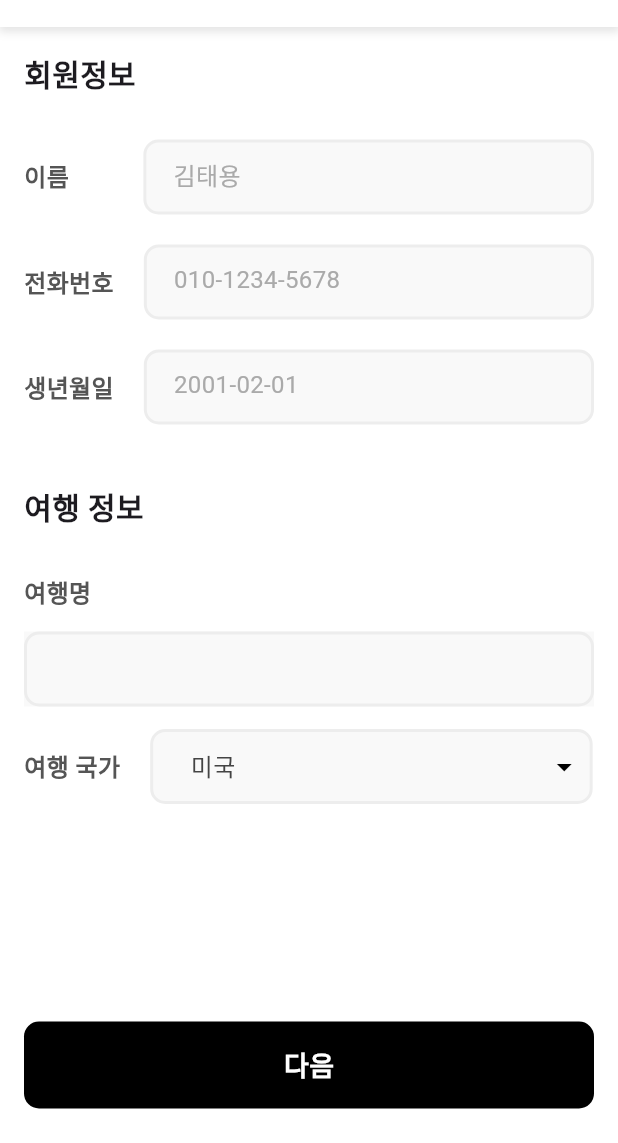
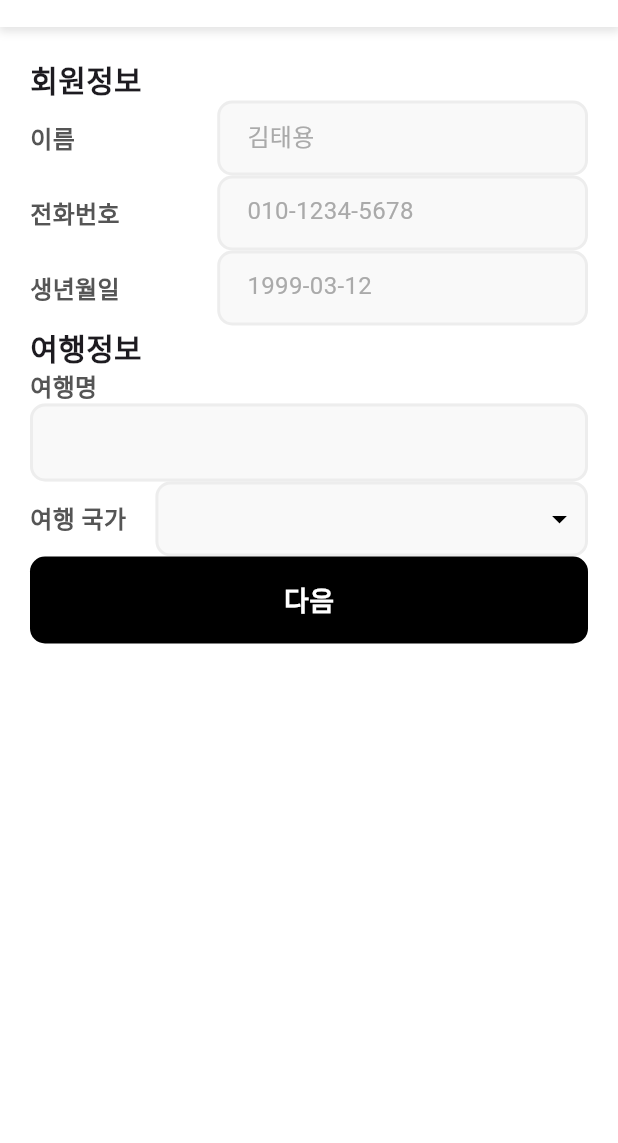
Before and after one commit to mxcoogi/Ravis, a Flutter app: the BookingScreen screen opened directly, on a phone screen of 412 x 824 dp, the part 93-1236 px from its top. Run offline on Flutter 3.47's test engine with Material 3 defaults, Android fonts, the phone set to English and light mode, and no system bars; our stand-ins replace flutter_native_splash, flutter_svg, google_maps_flutter, table_calendar; statements that could not run were skipped; project files that could hold a hidden picture were left out.

Commit message:
대여 페이지 정렬중..

```diff
--- a/lib/screen/screen_booking.dart
+++ b/lib/screen/screen_booking.dart
@@ -41,39 +41,37 @@ class _BookingScreenState extends State<BookingScreen> {
   final PageController _controller = PageController();
 
   Widget buildStep1() {
+    double screenWidth = MediaQuery.of(context).size.width;
+    double screenHeight = MediaQuery.of(context).size.height;
+
     return Scaffold(
         backgroundColor: Colors.white,
-        body: SingleChildScrollView(
-            child: Container(
-          child: Padding(
-            padding: const EdgeInsets.all(16.0),
+        body: Padding(
+          padding: EdgeInsets.all(20),
           child: Column(
             crossAxisAlignment: CrossAxisAlignment.start,
             children: [
-                // 회원 정보 타이틀
               Text(
                 '회원정보',
-                  style: TextStyle(fontSize: 20, fontWeight: FontWeight.bold),
+                style: TextStyle(
+                  fontSize: 20,
+                  fontWeight: FontWeight.bold,
                 ),
-                SizedBox(height: 30),
-
-                // 이름 입력 (이름과 입력 필드를 가로로 배치)
+              ),
               Row(
                 mainAxisAlignment: MainAxisAlignment.spaceBetween,
                 children: [
-                    Text('이름\t\t\t\t\t\t\t',
+                  Text('이름',
                       style: TextStyle(
                           fontSize: 16,
                           fontWeight: FontWeight.bold,
                           color: Color(0xFF555555))),
-                    SizedBox(width: 20), // 라벨과 입력 필드 사이의 공간
-                    Expanded(
-                        child: Container(
+                  Container(
                       height: 50, // 높이 지정
+                      width: screenWidth * 0.6,
                       decoration: BoxDecoration(
                         color: Color(0xFFF9F9F9), // 배경 색
-                              borderRadius:
-                                  BorderRadius.circular(10), // 모서리 둥글게 처리
+                        borderRadius: BorderRadius.circular(10), // 모서리 둥글게 처리
                         border: Border.all(
                           color: Color(0xFFEDEDED), // 비활성화 상태에서의 테두리 색
                           width: 2.0, // 테두리 두께
@@ -87,27 +85,23 @@ class _BookingScreenState extends State<BookingScreen> {
                           color: Color(0xFFAAAAAA), // 텍스트 색
                           fontSize: 16, // 폰트 크기
                         ),
-                            ))),
+                      ))
                 ],
               ),
-                SizedBox(height: 20),
-
-                // 전화번호 입력
               Row(
+                mainAxisAlignment: MainAxisAlignment.spaceBetween,
                 children: [
                   Text('전화번호',
                       style: TextStyle(
                           fontSize: 16,
                           fontWeight: FontWeight.bold,
                           color: Color(0xFF555555))),
-                    SizedBox(width: 20),
-                    Expanded(
-                      child: Container(
+                  Container(
                       height: 50, // 높이 지정
+                      width: screenWidth * 0.6,
                       decoration: BoxDecoration(
                         color: Color(0xFFF9F9F9), // 배경 색
-                              borderRadius:
-                                  BorderRadius.circular(10), // 모서리 둥글게 처리
+                        borderRadius: BorderRadius.circular(10), // 모서리 둥글게 처리
                         border: Border.all(
                           color: Color(0xFFEDEDED), // 비활성화 상태에서의 테두리 색
                           width: 2.0, // 테두리 두께
@@ -122,27 +116,22 @@ class _BookingScreenState extends State<BookingScreen> {
                           fontSize: 16, // 폰트 크기
                         ),
                       ))
-                    ),
                 ],
               ),
-                SizedBox(height: 20),
-
-                // 생년월일 입력
               Row(
+                mainAxisAlignment: MainAxisAlignment.spaceBetween,
                 children: [
                   Text('생년월일',
                       style: TextStyle(
                           fontSize: 16,
                           fontWeight: FontWeight.bold,
                           color: Color(0xFF555555))),
-                    SizedBox(width: 20),
-                    Expanded(
-                      child: Container(
+                  Container(
                       height: 50, // 높이 지정
+                      width: screenWidth * 0.6,
                       decoration: BoxDecoration(
                         color: Color(0xFFF9F9F9), // 배경 색
-                              borderRadius:
-                                  BorderRadius.circular(10), // 모서리 둥글게 처리
+                        borderRadius: BorderRadius.circular(10), // 모서리 둥글게 처리
                         border: Border.all(
                           color: Color(0xFFEDEDED), // 비활성화 상태에서의 테두리 색
                           width: 2.0, // 테두리 두께
@@ -151,39 +140,37 @@ class _BookingScreenState extends State<BookingScreen> {
                       padding: EdgeInsets.symmetric(
                           vertical: 10.0, horizontal: 18.0), // 여백 적용
                       child: Text(
-                              '2001-02-01', // 표시할 텍스트
+                        '1999-03-12', // 표시할 텍스트
                         style: TextStyle(
                           color: Color(0xFFAAAAAA), // 텍스트 색
                           fontSize: 16, // 폰트 크기
                         ),
                       ))
-                    ),
                 ],
               ),
-                SizedBox(height: 40),
               Text(
-                  '여행 정보',
-                  style: TextStyle(fontSize: 20, fontWeight: FontWeight.bold),
+                '여행정보',
+                style: TextStyle(
+                  fontSize: 20,
+                  fontWeight: FontWeight.bold,
                 ),
-                SizedBox(height: 30),
-                Text(
-                  '여행명',
+              ),
+              Text('여행명',
                   style: TextStyle(
                       fontSize: 16,
                       fontWeight: FontWeight.bold,
-                      color: Color(0xFF555555)),
-                ),
-                SizedBox(height: 15),
-                Container(
-                  child: Container(
-                    height: 50, // 높이 지정
-                    color: Color(0xFFF9F9F9),
-                    child: TextField(
+                      color: Color(0xFF555555))),
+              TextField(
                 keyboardType: TextInputType.text,
                 onChanged: (value) {
-                        setState(() {});
+                  setState(() {
+                    travelName = value;
+
+                  });
                 },
                 decoration: InputDecoration(
+                  filled: true, // 배경색을 채우기 위해 true로 설정
+                  fillColor: Color(0xFFF9F9F9), // 배경색 설정 (여기서는 연한 회색)
                   border: OutlineInputBorder(
                     borderRadius: BorderRadius.circular(10),
                   ),
@@ -209,22 +196,17 @@ class _BookingScreenState extends State<BookingScreen> {
                   ),
                 ),
               ),
-                  ),
-                ),
-                SizedBox(height: 15),
-
               Row(
+                  mainAxisAlignment: MainAxisAlignment.spaceBetween,
                   children: [
                     Text('여행 국가',
                   style: TextStyle(
                       fontSize: 16,
                       fontWeight: FontWeight.bold,
                       color: Color(0xFF555555))),
-                    SizedBox(width: 20),
-                    DropDown2()
+                      DropDown2(width : screenWidth * 0.7)
                   ],
                 ),
-                SizedBox(height: 145),
               Container(
                   padding: EdgeInsets.symmetric(vertical: 16.0), // 버튼의 높이
                   width: double.infinity, // 너비를 화면 전체로 설정
@@ -252,11 +234,11 @@ class _BookingScreenState extends State<BookingScreen> {
                       ),
                     ),
                   ),
-                )
+                ),
+
             ],
           ),
-          ),
-        )));
+        ));
   }
 
   Widget buildStep2() {
--- a/lib/widget/widget_dropdown2.dart
+++ b/lib/widget/widget_dropdown2.dart
@@ -1,7 +1,8 @@
 import 'package:flutter/material.dart';
 
 class DropDown2 extends StatefulWidget {
-  const DropDown2({super.key});
+  final double width;
+  const DropDown2({super.key, required this.width});
 
   @override
   State<DropDown2> createState() => _DropDown2State();
@@ -17,7 +18,7 @@ class _DropDown2State extends State<DropDown2> {
   @override
   void initState() {
     super.initState();
-    _selectedCity = _coupons[0]; // 초기 값 설정
+    _selectedCity = ''; // 초기 값 설정
   }
 
   @override
@@ -36,8 +37,8 @@ class _DropDown2State extends State<DropDown2> {
       },
       child: Expanded(child: Container(
         padding: EdgeInsets.all(5),
-        width: 295,
         height: 50,
+        width: widget.width,
         decoration: BoxDecoration(
           color: Color(0xFFF9F9F9), // 클릭되지 않았을 때 배경색
           borderRadius: BorderRadius.circular(10),
```
Lines whose indentation alone changed are shown as unchanged.
